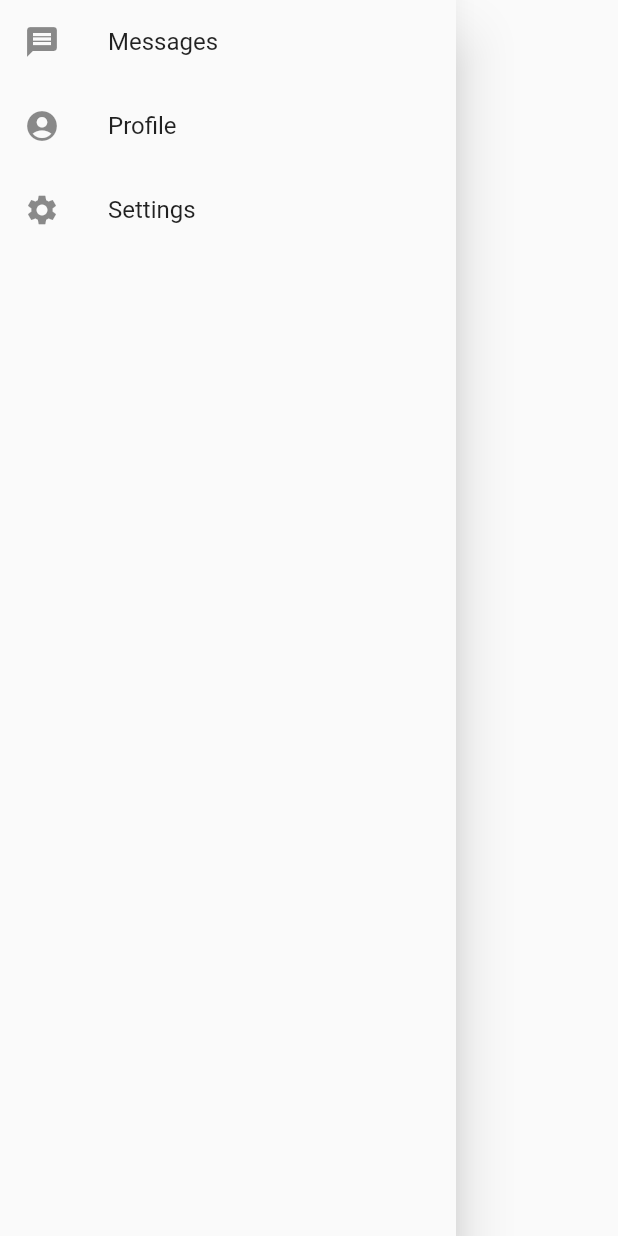
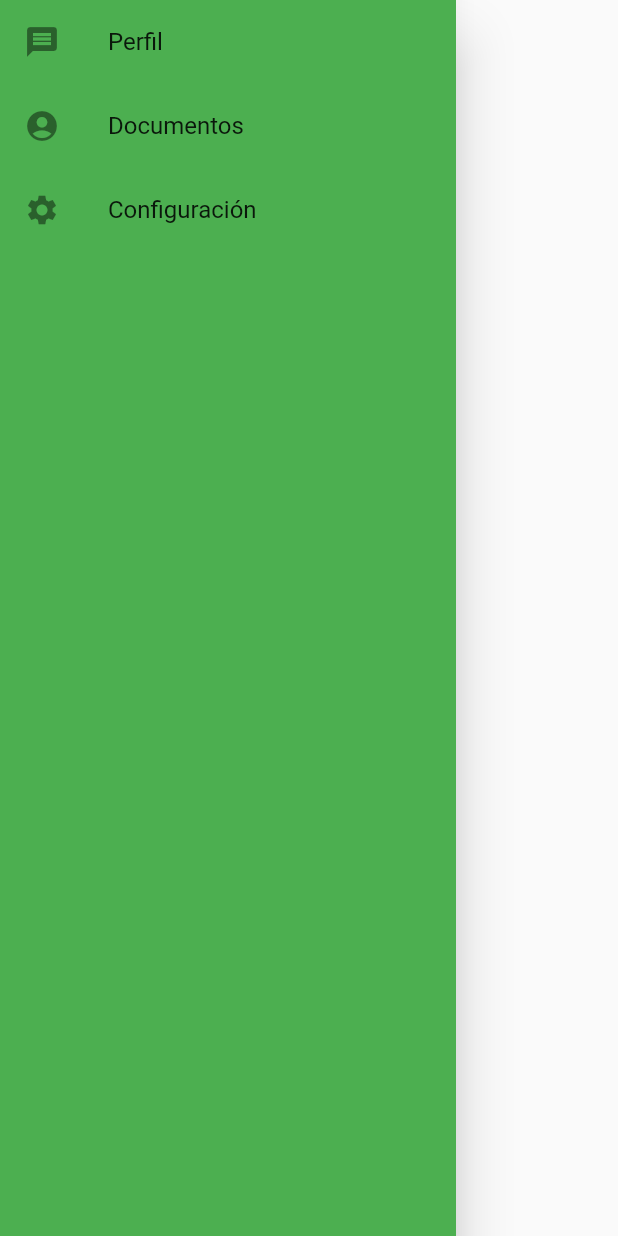
Before and after one commit to eadelson9602/app_qinspecting, a Flutter app: the CustomDrawer widget shown alone on an empty page, opened directly, on a phone screen of 412 x 824 dp. Run offline on Flutter 3.47's test engine with Material 2 defaults, Android fonts, the phone set to English and light mode, and no system bars; our stand-ins replace dio, sqflite; accounts and stored records are empty; project files that could hold a hidden picture were left out.

Commit message:
Se agrega theme del drawer

```diff
--- a/lib/widgets/custom_drawer.dart
+++ b/lib/widgets/custom_drawer.dart
@@ -5,22 +5,28 @@ class CustomDrawer extends StatelessWidget {
 
   @override
   Widget build(BuildContext context) {
-    return Drawer(
+    return Theme(
+        data: Theme.of(context).copyWith(
+          canvasColor: Colors
+              .green, // set the Color of the drawer transparent; we'll paint above it with the shape
+        ),
+        child: Drawer(
             child: ListView(
-      children: const <Widget>[
+          children: <Widget>[
             ListTile(
-          leading: Icon(Icons.message),
-          title: Text('Messages'),
+              leading: const Icon(Icons.message),
+              title: const Text('Perfil'),
+              onTap: () => Navigator.popAndPushNamed(context, 'profile'),
             ),
-        ListTile(
+            const ListTile(
               leading: Icon(Icons.account_circle),
-          title: Text('Profile'),
+              title: Text('Documentos'),
             ),
-        ListTile(
+            const ListTile(
               leading: Icon(Icons.settings),
-          title: Text('Settings'),
+              title: Text('Configuración'),
             ),
           ],
-    ));
+        )));
   }
 }
```
Lines whose indentation alone changed are shown as unchanged.
